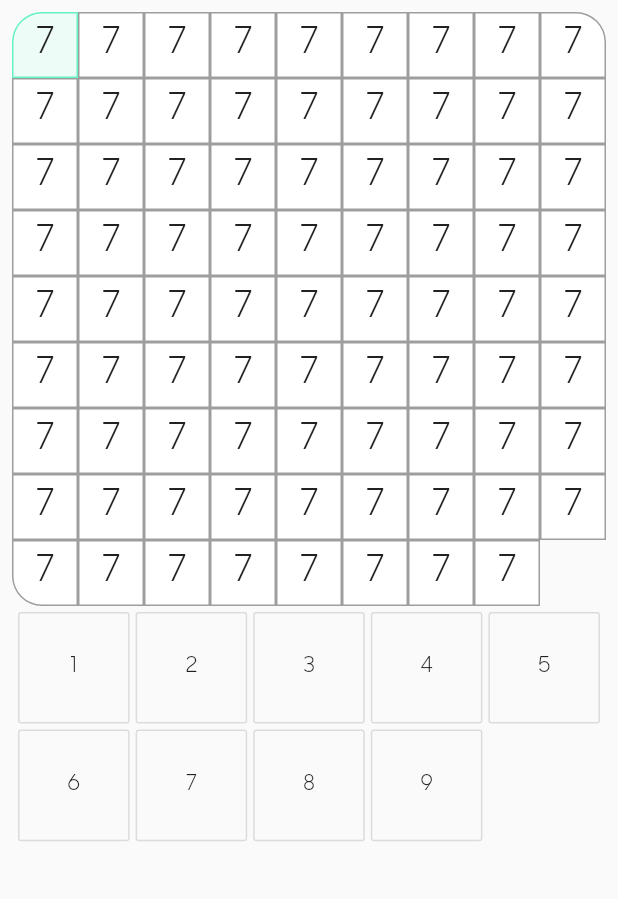
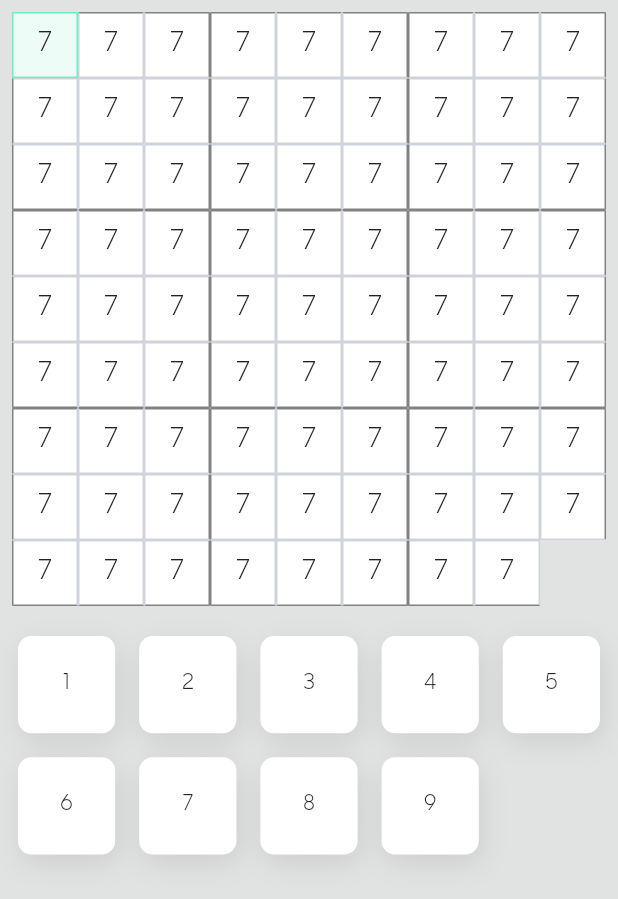
Before and after one commit to xiongdi9456/sudoku-center-app, a Flutter app: the screen it shows after launch, on a phone screen of 412 x 824 dp. Shown: the top 899 px of the screen. Run offline on Flutter 3.47's test engine with Material 2 defaults, Android fonts, the phone set to English and light mode, and no system bars; our stand-ins replace flutter_mobx, mobx; generated files the repository leaves out were written again.

Commit message:
fix some stryle

```diff
--- a/lib/main.dart
+++ b/lib/main.dart
@@ -27,6 +27,7 @@ class MyHomePage extends StatelessWidget {
   Widget build(BuildContext context) {
     return Scaffold(
       appBar: null,
+      backgroundColor: Color.fromARGB(255,225,227,227),
       body: SafeArea(
         child: Center(
             child: Padding(
--- a/lib/widgets/cell/cell.dart
+++ b/lib/widgets/cell/cell.dart
@@ -5,11 +5,18 @@ import 'package:mobx/mobx.dart';
 import 'package:sudoko/widgets/board/selected_cell_store.dart';
 import 'package:sudoko/widgets/cell/cell_store.dart';
 
+class BorderColors {
+  Color top;
+  Color left;
+  Color bottom;
+  Color right;
+}
+
 class Cell extends StatelessWidget {
   final CellStore cellStore;
   final SelectedCellStore selectedCellStore;
   final void Function(CellStore cellStore) onSelectedCallBack;
-  static const valueTextStyle = TextStyle(fontSize:24);
+  static const valueTextStyle = TextStyle(fontSize: 18);
   const Cell(this.cellStore, this.selectedCellStore, this.onSelectedCallBack);
   @override
   Widget build(BuildContext context) {
@@ -17,10 +24,16 @@ class Cell extends StatelessWidget {
         onTap: this.onCellTapped,
         child: Container(
           decoration: BoxDecoration(
-              color: this.getBackgroundColor,
-              border: Border.all(color: this.getBorderColor, width: 1),
-              borderRadius: this.getBorderRadius(
-                  this.cellStore.rowIndex, this.cellStore.colIndex)),
+            color: this.getBackgroundColor,
+            border: Border(
+                top: BorderSide(color: this.getBordersColor.top, width: 1),
+                bottom:
+                    BorderSide(color: this.getBordersColor.bottom, width: 1),
+                left: BorderSide(color: this.getBordersColor.left, width: 1),
+                right: BorderSide(color: this.getBordersColor.right, width: 1)),
+            // borderRadius: this.getBorderRadius(
+            //     this.cellStore.rowIndex, this.cellStore.colIndex)
+          ),
           child: Center(
               child: Observer(builder: (_) => cellBuilder(this.cellStore.value))
               //this.cellStore.value
@@ -47,26 +60,58 @@ class Cell extends StatelessWidget {
       // if value was 0 mean its empty cell and user
       return Text('');
     }
-    return Text('${value}', style: Cell.valueTextStyle,);
+    return Text(
+      '${value}',
+      style: Cell.valueTextStyle,
+    );
   }
 
   @computed
-  get getBorderColor {
+  BorderColors get getBordersColor {
+    final borderColors = new BorderColors();
     if (this.selectedCellStore != null &&
         cellStore.cellIndex == this.selectedCellStore.cellIndex) {
-      return Color.fromARGB(255,102,243,194);
+      var color = Color.fromARGB(255, 102, 243, 194);
+      borderColors.top = color;
+      borderColors.bottom = color;
+      borderColors.left = color;
+      borderColors.right = color;
+      return borderColors;
     }
-    return Colors.grey;
+    int rowIndex = this.cellStore.rowIndex;
+    int colIndex = this.cellStore.colIndex;
+    if (rowIndex == 1 || rowIndex == 4 || rowIndex == 7) {
+      borderColors.top = Color.fromARGB(255, 130, 130, 130);
+    } else {
+      borderColors.top = Color.fromARGB(255, 207, 211, 220);
+    }
+    if (rowIndex == 3 || rowIndex == 6 || rowIndex == 9) {
+      borderColors.bottom = Color.fromARGB(255, 130, 130, 130);
+    } else {
+      borderColors.bottom = Color.fromARGB(255, 207, 211, 220);
+    }
+    if (colIndex == 1 || colIndex == 4 || colIndex == 7) {
+      borderColors.left = Color.fromARGB(255, 130, 130, 130);
+    } else {
+      borderColors.left = Color.fromARGB(255, 207, 211, 220);
+    }
+    if (colIndex == 3 || colIndex == 6 || colIndex == 9) {
+      borderColors.right = Color.fromARGB(255, 130, 130, 130);
+    } else {
+      borderColors.right = Color.fromARGB(255, 207, 211, 220);
+    }
+    return borderColors;
   }
 
   @computed
   get getBackgroundColor {
     if (this.selectedCellStore != null) {
       if (cellStore.cellIndex == this.selectedCellStore.cellIndex) {
-        return Color.fromARGB(255,238,252,247);
+        return Color.fromARGB(255, 238, 252, 247);
       }
-      if(cellStore.colIndex == this.selectedCellStore.colIndex || cellStore.rowIndex == this.selectedCellStore.rowIndex){
-        return Color.fromARGB(255,238,239,242);
+      if (cellStore.colIndex == this.selectedCellStore.colIndex ||
+          cellStore.rowIndex == this.selectedCellStore.rowIndex) {
+        return Color.fromARGB(255, 238, 239, 242);
       }
     }
     return Colors.white;
--- a/lib/widgets/keypad/keypad.dart
+++ b/lib/widgets/keypad/keypad.dart
@@ -22,7 +22,10 @@ class Keypad extends StatelessWidget {
   @override
   Widget build(BuildContext context) {
     return Container(
-        child: buildGridView());
+        child: Padding(
+          padding: const EdgeInsets.fromLTRB(0,16.0,0,0.16),
+          child: Center(child: buildGridView()),
+        ));
   }
   List<Widget> getButtonList(){
     return <Widget>[
@@ -42,8 +45,8 @@ class Keypad extends StatelessWidget {
     crossAxisCount: 5,
     staggeredTiles: _staggeredTiles,
     children: getButtonList(),
-    mainAxisSpacing: 4.0,
-    crossAxisSpacing: 4.0,
+    mainAxisSpacing: 16.0,
+    crossAxisSpacing: 16.0,
     padding: const EdgeInsets.all(4.0),
   );
   }
--- a/lib/widgets/keypad/number_key/number_key.dart
+++ b/lib/widgets/keypad/number_key/number_key.dart
@@ -9,13 +9,28 @@ class NumberKey extends StatelessWidget {
   @override
   Widget build(BuildContext context) {
     return Container(
-      child: OutlineButton(
-        child:Text(this.value.toString()),
-        onPressed: onButtonPressed,
-      )
-    );
+        child: GestureDetector(
+      child: Container(
+        child: Center(child: Text(this.value.toString())),
+        width: 36.0,
+        height: 36.0,
+        decoration: BoxDecoration(
+            color: Color(0xFFFFFFFF),
+            borderRadius: BorderRadius.all(Radius.circular(9)),
+            boxShadow: [
+              BoxShadow(
+                color: Color.fromARGB(23, 0, 0, 0),
+                blurRadius: 15,
+                offset: Offset(2, 6),
+                spreadRadius: 0
+              )
+            ]),
+      ),
+      onTap: onButtonPressed,
+    ));
   }
-  onButtonPressed(){
+
+  onButtonPressed() {
     //on button pressed
     this.onNumberKeyTapped(this.value);
   }
```
